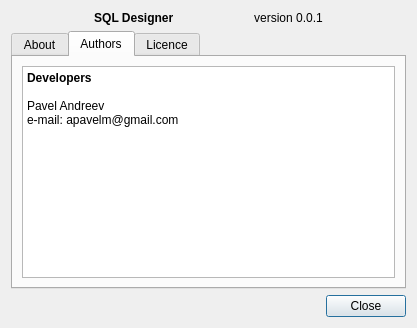
apavelm/qsqldesigner, file src/ui/aboutdialog.ui: the form before one commit.
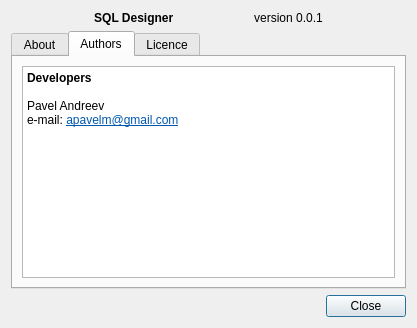
The form after the commit. The open tabs and pages were chosen to show the change.

```diff
--- a/src/ui/aboutdialog.ui
+++ b/src/ui/aboutdialog.ui
@@ -65,13 +65,13 @@
           <widget class="QTextBrowser" name="txtAuthors">
            <property name="html">
             <string>&lt;!DOCTYPE HTML PUBLIC &quot;-//W3C//DTD HTML 4.0//EN&quot; &quot;http://www.w3.org/TR/REC-html40/strict.dtd&quot;&gt;
-&lt;html&gt;&lt;head&gt;&lt;meta name=&quot;qrichtext&quot; content=&quot;1&quot; /&gt;&lt;style type=&quot;text/css&quot;&gt;
+&lt;html&gt;&lt;head&gt;&lt;meta name=&quot;qrichtext&quot; content=&quot;1&quot; /&gt;&lt;title&gt;Authors&lt;/title&gt;&lt;style type=&quot;text/css&quot;&gt;
 p, li { white-space: pre-wrap; }
 &lt;/style&gt;&lt;/head&gt;&lt;body style=&quot; font-family:'Ubuntu'; font-size:9pt; font-weight:400; font-style:normal;&quot;&gt;
 &lt;p style=&quot; margin-top:0px; margin-bottom:0px; margin-left:0px; margin-right:0px; -qt-block-indent:0; text-indent:0px;&quot;&gt;&lt;span style=&quot; font-weight:600;&quot;&gt;Developers&lt;/span&gt;&lt;/p&gt;
 &lt;p style=&quot;-qt-paragraph-type:empty; margin-top:0px; margin-bottom:0px; margin-left:0px; margin-right:0px; -qt-block-indent:0; text-indent:0px; font-weight:600;&quot;&gt;&lt;/p&gt;
 &lt;p style=&quot; margin-top:0px; margin-bottom:0px; margin-left:0px; margin-right:0px; -qt-block-indent:0; text-indent:0px;&quot;&gt;Pavel Andreev&lt;/p&gt;
-&lt;p style=&quot; margin-top:0px; margin-bottom:0px; margin-left:0px; margin-right:0px; -qt-block-indent:0; text-indent:0px;&quot;&gt;e-mail: apavelm@gmail.com&lt;/p&gt;&lt;/body&gt;&lt;/html&gt;</string>
+&lt;p style=&quot; margin-top:0px; margin-bottom:0px; margin-left:0px; margin-right:0px; -qt-block-indent:0; text-indent:0px;&quot;&gt;e-mail: &lt;a href=&quot;mailto:apavelm@gmail.com&quot;&gt;&lt;span style=&quot; text-decoration: underline; color:#0057ae;&quot;&gt;apavelm@gmail.com&lt;/span&gt;&lt;/a&gt;&lt;/p&gt;&lt;/body&gt;&lt;/html&gt;</string>
            </property>
           </widget>
          </item>
```
Left out of the diff: 10 changed lines with no effect on the pictures.
